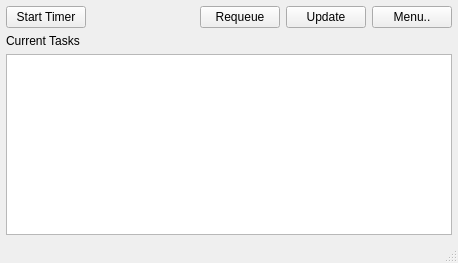
perillaroc/nuwe-timer-app, file src/app/mainwindow.ui: the form before one commit.
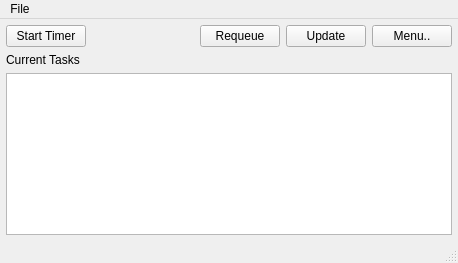
The form after the commit. Icons and pictures are not drawn.

```diff
--- a/src/app/mainwindow.ui
+++ b/src/app/mainwindow.ui
@@ -101,9 +101,16 @@
      <x>0</x>
      <y>0</y>
      <width>458</width>
-     <height>23</height>
+     <height>21</height>
     </rect>
    </property>
+   <widget class="QMenu" name="menuFile">
+    <property name="title">
+     <string>File</string>
+    </property>
+    <addaction name="action_new_task"/>
+   </widget>
+   <addaction name="menuFile"/>
   </widget>
   <widget class="QStatusBar" name="statusBar"/>
  </widget>
```
Left out of the diff: 5 changed lines with no effect on the pictures.
